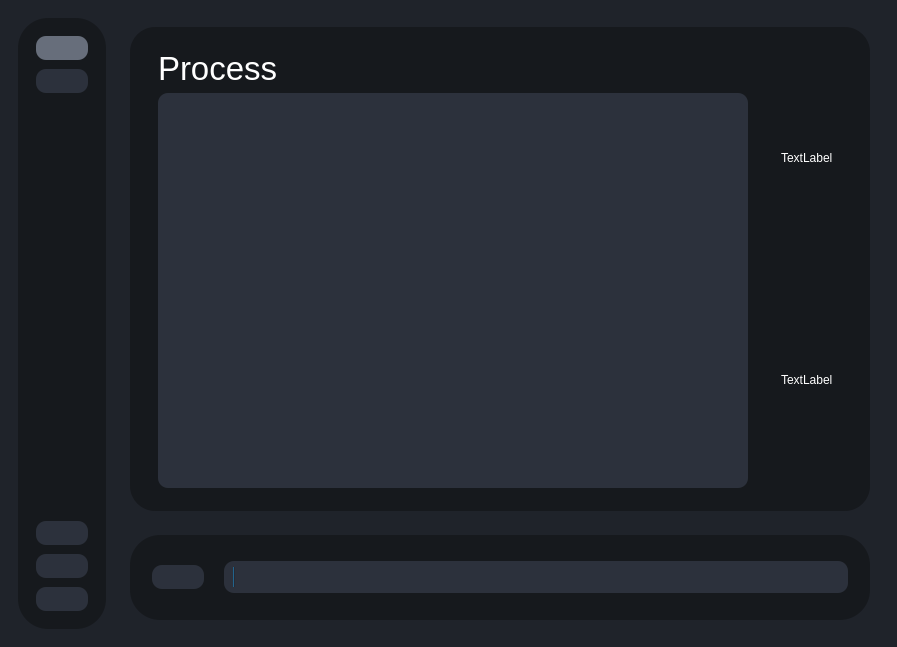
Above: testRVEInterface.ui from TNTwise/rve-frontend-py before the change. Below: the same form after it.
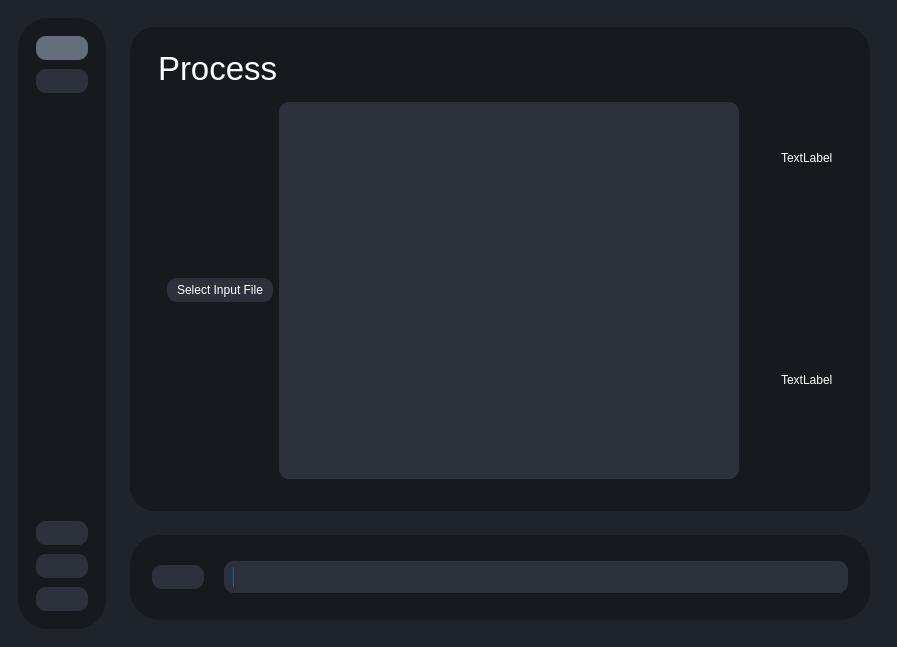
That is the form after the change. The open tabs and pages were chosen to show the change. Icons and pictures are not drawn.

Diff of the .ui file:
```diff
--- a/testRVEInterface.ui
+++ b/testRVEInterface.ui
@@ -29,12 +29,7 @@
 	background-color:#16191d;
    border-radius: 30px;
 }
-QPushButton{
-    background-color:#2c313c;
-	text-align:left;
-	padding:5px 10px;
-	border-radius: 10px;
-}
+
 QProgressBar{
     background-color:#2c313c;
 	text-align:left;
@@ -48,12 +43,19 @@
 	padding:5px 10px;
 	border-radius: 25px;
 }
+QPushButton{
+    background-color:#2c313c;
+	text-align:left;
+	padding:5px 10px;
+	border-radius: 10px;
+}
 QPushButton:checked{
 	background-color:#676e7b;
 }
 QPushButton:hover{
 	background-color:#343b47;
 }
+
 </string>
   </property>
   <widget class="QWidget" name="centralwidget">
@@ -136,14 +138,48 @@
                   </widget>
                  </item>
                  <item>
-                  <widget class="QTextEdit" name="textEdit">
-                   <property name="styleSheet">
-                    <string notr="true">QTextEdit{
+                  <widget class="QWidget" name="inputFileContainer" native="true">
+                   <layout class="QHBoxLayout" name="horizontalLayout_4">
+                    <item>
+                     <widget class="QPushButton" name="pushButton_2">
+                      <property name="styleSheet">
+                       <string notr="true">QPushButton{
+    background-color:#2c313c;
+	text-align:left;
+	padding:5px 10px;
+	border-radius: 10px;
+}
+QPushButton:checked{
+	background-color:#676e7b;
+}
+QPushButton:hover{
+	background-color:#343b47;
+}
+</string>
+                      </property>
+                      <property name="text">
+                       <string>Select Input File</string>
+                      </property>
+                     </widget>
+                    </item>
+                    <item>
+                     <widget class="QPlainTextEdit" name="inputFileText">
+                      <property name="styleSheet">
+                       <string notr="true">QPlainTextEdit{
 background-color:#2c313c;
 border-radius: 10px;
 }
 </string>
-                   </property>
+                      </property>
+                      <property name="lineWrapMode">
+                       <enum>QPlainTextEdit::NoWrap</enum>
+                      </property>
+                      <property name="readOnly">
+                       <bool>false</bool>
+                      </property>
+                     </widget>
+                    </item>
+                   </layout>
                   </widget>
                  </item>
                 </layout>
```
Left out of the diff: 2 changed lines with no effect on the pictures.
